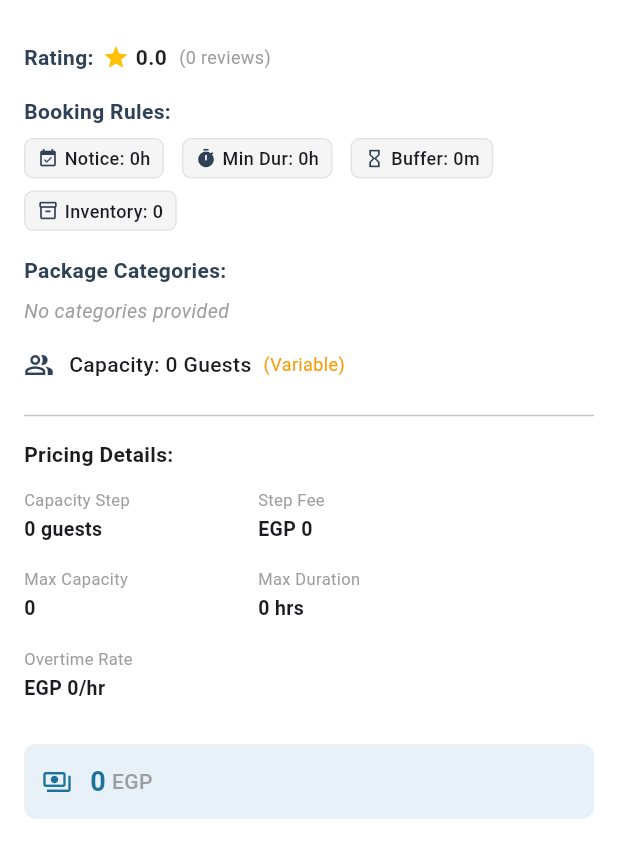
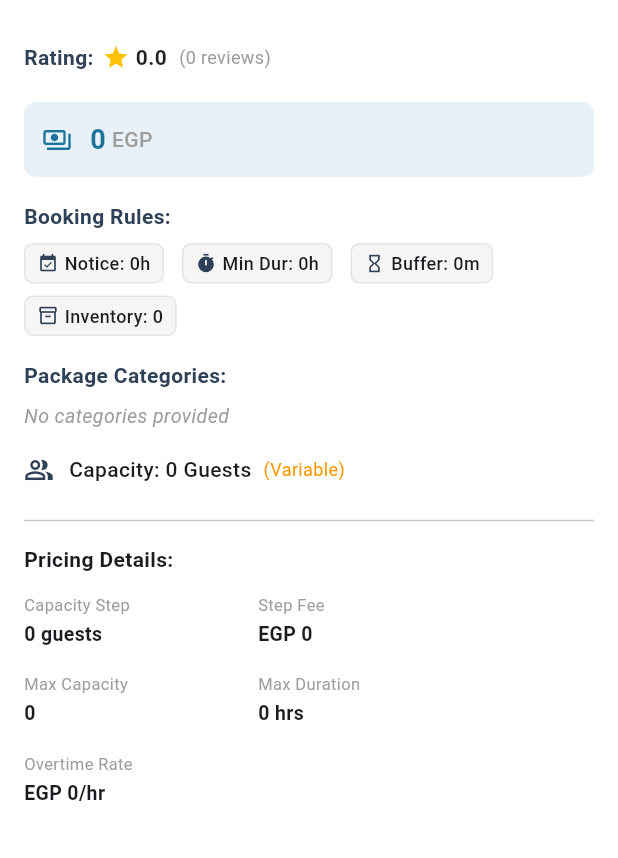
Before and after one commit to Mariam0Ashraf/eventak-UI-Flutter, a Flutter app: the PackageInfoSection widget shown alone on an empty page, opened directly with empty values, on a phone screen of 412 x 824 dp. Shown: the top 858 px of the screen. Run offline on Flutter 3.47's test engine with Material 3 defaults, Android fonts, the phone set to English and light mode, and no system bars; our stand-ins replace dio, file_picker, flutter_colorpicker, flutter_slidable, image_picker, pdf and 3 more; accounts and stored records are empty; network calls fail.

Commit message:
app bar (sidebar and prev page buttons)

```diff
--- a/lib/customer-UI/features/event_management/event_dashboard/view/event_dashboard_view.dart
+++ b/lib/customer-UI/features/event_management/event_dashboard/view/event_dashboard_view.dart
@@ -83,7 +83,7 @@ class _EventDashboardViewState extends State<EventDashboardView> {
     final filteredEvents = _getFilteredEvents(eventProvider.events);
 
     return Scaffold(
-      appBar: const CustomHomeAppBar(showBackButton: true,),
+      appBar: const CustomHomeAppBar(showBackButton: true),
       body: eventProvider.isLoading
           ? const Center(child: CircularProgressIndicator())
           : Column(
--- a/lib/customer-UI/features/event_management/event_dashboard/view/event_details_view.dart
+++ b/lib/customer-UI/features/event_management/event_dashboard/view/event_details_view.dart
@@ -279,7 +279,7 @@ class _EventDetailsViewState extends State<EventDetailsView> {
 
     return Scaffold(
       backgroundColor: const Color(0xFFF8F9FA),
-      appBar: const CustomHomeAppBar(),
+      appBar: const CustomHomeAppBar(showBackButton: true),
 
       floatingActionButton: EventManagementFab(
         eventId: widget.eventId,
@@ -293,7 +293,6 @@ class _EventDetailsViewState extends State<EventDetailsView> {
             EventManagementHeader(
               title: event!.name,
               isEditing: isEditing,
-              onBack: () => Navigator.pop(context),
               onEditToggle: _handleEditToggle,
               onDelete: _confirmDelete,
             ),
--- a/lib/customer-UI/features/packages/package_details/view/package_details_view.dart
+++ b/lib/customer-UI/features/packages/package_details/view/package_details_view.dart
@@ -88,7 +88,7 @@ class _PackageDetailsViewState extends State<PackageDetailsView> {
     debugPrint('Items count: ${package.items.length}');
 
     return Scaffold(
-      appBar: const CustomHomeAppBar(),
+      appBar: const CustomHomeAppBar(showBackButton: true),
       bottomNavigationBar: _isProvider
         ? null
         : Padding(
@@ -112,13 +112,12 @@ class _PackageDetailsViewState extends State<PackageDetailsView> {
               padding: const EdgeInsets.all(16),
               child: Row(
                 children: [
-                  const PrevPageButton(),
                   const SizedBox(width: 8),
                   Expanded(
                     child: Text(
                       package.name,
                       style:  TextStyle(
-                        fontSize: 30,
+                        fontSize: 24,
                         fontWeight: FontWeight.bold,
                         color: AppColor.blueFont,
                       ),
--- a/lib/customer-UI/features/packages/package_details/widgets/package_info.dart
+++ b/lib/customer-UI/features/packages/package_details/widgets/package_info.dart
@@ -55,6 +55,33 @@ class PackageInfoSection extends StatelessWidget {
             ],
           ),
 
+          const SizedBox(height: 20),
+
+          Container(
+            width: double.infinity,
+            padding: const EdgeInsets.symmetric(horizontal: 12, vertical: 12),
+            decoration: BoxDecoration(
+              color: const Color(0xFFE8F1F8),
+              borderRadius: BorderRadius.circular(8),
+            ),
+            child: Row(
+              children: [
+                Icon(Icons.payments_outlined, color: AppColor.primary, size: 20),
+                const SizedBox(width: 12),
+                Text(
+                  package.price.toStringAsFixed(0),
+                  style: TextStyle(
+                    fontSize: 18,
+                    fontWeight: FontWeight.bold,
+                    color: AppColor.primary,
+                  ),
+                ),
+                const SizedBox(width: 4),
+                const Text("EGP",
+                    style: TextStyle(fontSize: 14, color: Colors.grey, fontWeight: FontWeight.w500)),
+              ],
+            ),
+          ),
           const SizedBox(height: 16),
 
           Text(
@@ -187,33 +214,6 @@ class PackageInfoSection extends StatelessWidget {
             const SizedBox(height: 8),
           ],
 
-          const SizedBox(height: 20),
-
-          Container(
-            width: double.infinity,
-            padding: const EdgeInsets.symmetric(horizontal: 12, vertical: 12),
-            decoration: BoxDecoration(
-              color: const Color(0xFFE8F1F8),
-              borderRadius: BorderRadius.circular(8),
-            ),
-            child: Row(
-              children: [
-                Icon(Icons.payments_outlined, color: AppColor.primary, size: 20),
-                const SizedBox(width: 12),
-                Text(
-                  package.price.toStringAsFixed(0),
-                  style: TextStyle(
-                    fontSize: 18,
-                    fontWeight: FontWeight.bold,
-                    color: AppColor.primary,
-                  ),
-                ),
-                const SizedBox(width: 4),
-                const Text("EGP",
-                    style: TextStyle(fontSize: 14, color: Colors.grey, fontWeight: FontWeight.w500)),
-              ],
-            ),
-          ),
         ],
       ),
     );
--- a/lib/customer-UI/features/services/service_details/view/service_details_view.dart
+++ b/lib/customer-UI/features/services/service_details/view/service_details_view.dart
@@ -99,7 +99,7 @@ class _ServiceDetailsViewState extends State<ServiceDetailsView>
     }
 
     return Scaffold(
-      appBar: const CustomHomeAppBar(),
+      appBar: const CustomHomeAppBar(showBackButton: true),
       body: NestedScrollView(
         headerSliverBuilder: (BuildContext context, bool innerBoxIsScrolled) {
           return [
@@ -108,14 +108,13 @@ class _ServiceDetailsViewState extends State<ServiceDetailsView>
                 padding: const EdgeInsets.symmetric(horizontal: 16, vertical: 12),
                 child: Row(
                   children: [
-                    const PrevPageButton(),
                     const SizedBox(width: 8),
                     Expanded(
                       child: Text(
                         _service!.name,
                         maxLines: 2,
                         overflow: TextOverflow.ellipsis,
-                        style: const TextStyle(fontSize: 20, fontWeight: FontWeight.bold),
+                        style: const TextStyle(fontSize: 24, fontWeight: FontWeight.bold),
                       ),
                     ),
                   ],
```
Also changed, not shown: lib/customer-UI/features/event_management/event_dashboard/widgets/event_details_widgets.dart (+3 -12 lines).
